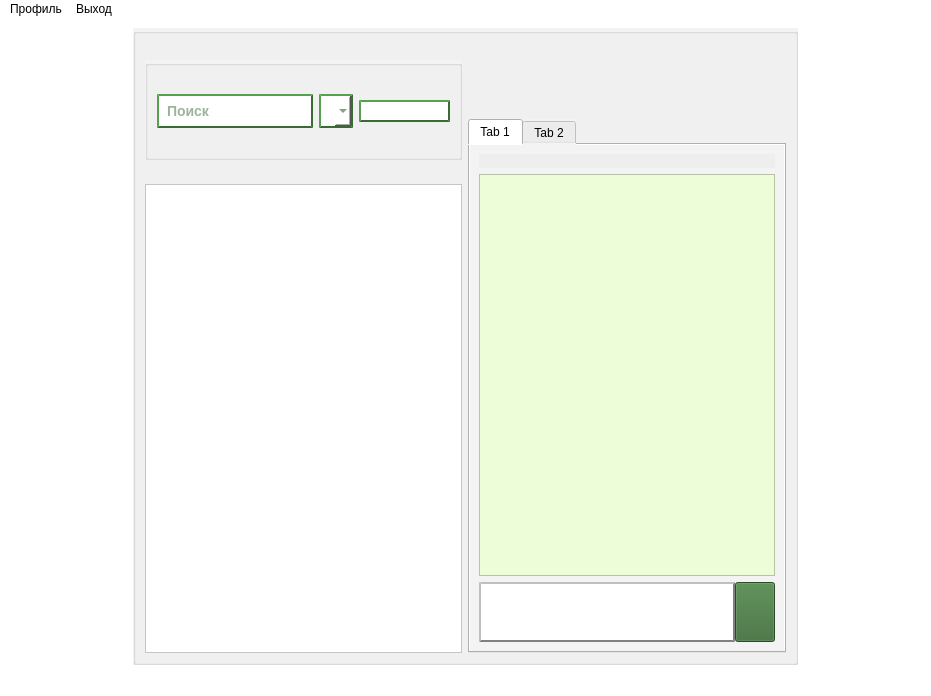
Elizaser/Messenger-Diplom, file Client/mainwindow.ui: the form before one commit.
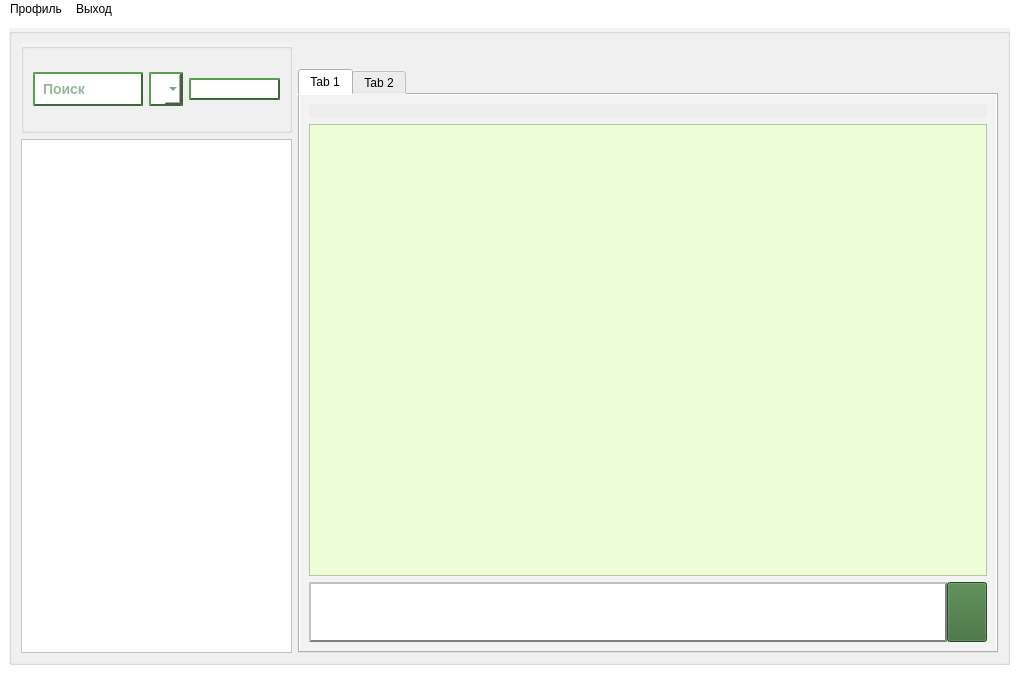
The form after the commit. Icons and pictures are not drawn.

Diff of the .ui file:
```diff
--- a/Client/mainwindow.ui
+++ b/Client/mainwindow.ui
@@ -226,6 +226,12 @@
         <layout class="QGridLayout" name="gridLayout">
          <item row="4" column="12" rowspan="9">
           <widget class="QTabWidget" name="tabWidget">
+           <property name="minimumSize">
+            <size>
+             <width>700</width>
+             <height>0</height>
+            </size>
+           </property>
            <property name="currentIndex">
             <number>0</number>
            </property>
@@ -248,8 +254,8 @@
               <widget class="QTableWidget" name="tableWidget_chatWindow">
                <property name="minimumSize">
                 <size>
-                 <width>0</width>
-                 <height>400</height>
+                 <width>300</width>
+                 <height>450</height>
                 </size>
                </property>
                <property name="palette">
@@ -357,7 +363,7 @@
                 <number>50</number>
                </attribute>
                <attribute name="horizontalHeaderDefaultSectionSize">
-                <number>250</number>
+                <number>550</number>
                </attribute>
                <attribute name="verticalHeaderMinimumSectionSize">
                 <number>30</number>
@@ -1471,6 +1477,12 @@
              <height>0</height>
             </size>
            </property>
+           <property name="maximumSize">
+            <size>
+             <width>300</width>
+             <height>16777215</height>
+            </size>
+           </property>
            <property name="palette">
             <palette>
              <active>
```
